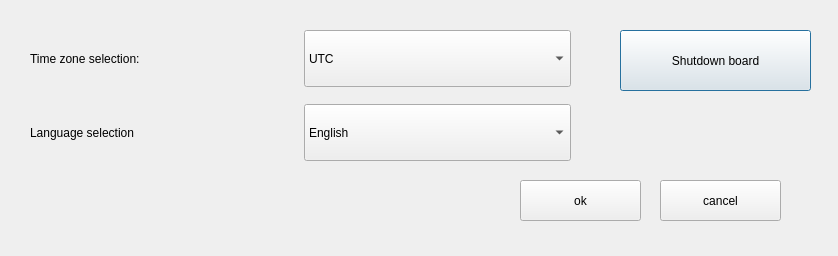
Old version of the form blue-app/ui/Settings.ui in the repository matus-u/sz-bluetooth.
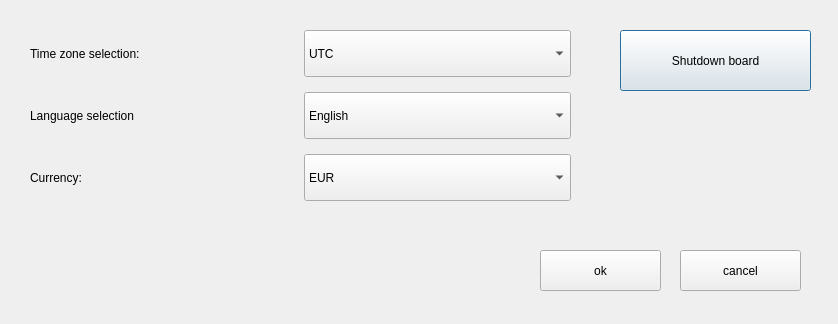
New version of the form.

```diff
--- a/blue-app/ui/Settings.ui
+++ b/blue-app/ui/Settings.ui
@@ -7,7 +7,7 @@
     <x>0</x>
     <y>0</y>
     <width>838</width>
-    <height>256</height>
+    <height>324</height>
    </rect>
   </property>
   <property name="windowTitle">
@@ -32,10 +32,23 @@
      <x>30</x>
      <y>30</y>
      <width>541</width>
-     <height>131</height>
+     <height>171</height>
     </rect>
    </property>
-   <layout class="QGridLayout" name="gridLayout" rowstretch="5,1,5">
+   <layout class="QGridLayout" name="gridLayout" rowstretch="5,1,5,1,5" rowminimumheight="0,0,0,0,0">
+    <item row="3" column="1">
+     <spacer name="verticalSpacer_2">
+      <property name="orientation">
+       <enum>Qt::Vertical</enum>
+      </property>
+      <property name="sizeHint" stdset="0">
+       <size>
+        <width>20</width>
+        <height>40</height>
+       </size>
+      </property>
+     </spacer>
+    </item>
     <item row="2" column="1">
      <widget class="QComboBox" name="languageCombobox">
       <property name="sizePolicy">
@@ -118,13 +131,40 @@
       </property>
      </spacer>
     </item>
+    <item row="4" column="0">
+     <widget class="QLabel" name="label">
+      <property name="text">
+       <string>Currency:</string>
+      </property>
+     </widget>
+    </item>
+    <item row="4" column="1">
+     <widget class="QComboBox" name="currencyCombobox">
+      <property name="sizePolicy">
+       <sizepolicy hsizetype="Preferred" vsizetype="Minimum">
+        <horstretch>0</horstretch>
+        <verstretch>0</verstretch>
+       </sizepolicy>
+      </property>
+      <item>
+       <property name="text">
+        <string>EUR</string>
+       </property>
+      </item>
+      <item>
+       <property name="text">
+        <string>HUF</string>
+       </property>
+      </item>
+     </widget>
+    </item>
    </layout>
   </widget>
   <widget class="QPushButton" name="okButton">
    <property name="geometry">
     <rect>
-     <x>520</x>
-     <y>180</y>
+     <x>540</x>
+     <y>250</y>
      <width>121</width>
      <height>41</height>
     </rect>
@@ -136,8 +176,8 @@
   <widget class="QPushButton" name="cancelButton">
    <property name="geometry">
     <rect>
-     <x>660</x>
-     <y>180</y>
+     <x>680</x>
+     <y>250</y>
      <width>121</width>
      <height>41</height>
     </rect>
```
